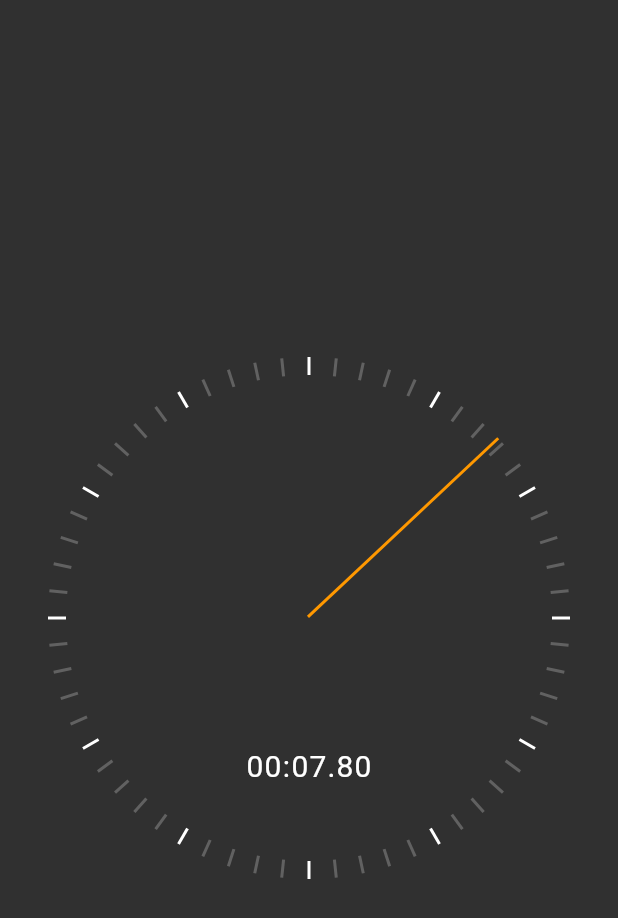
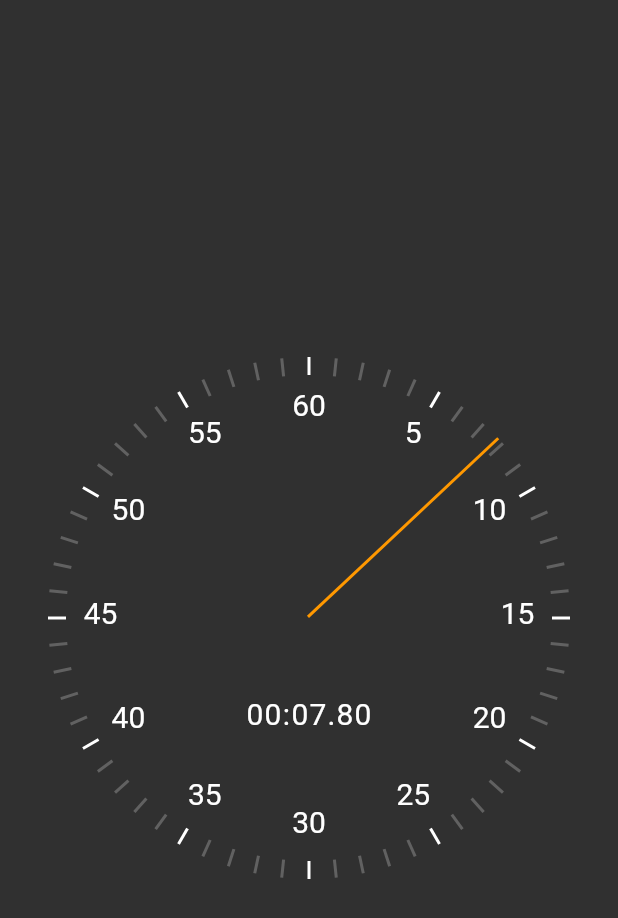
Before and after one commit to niloofaramerian/stopwatch, a Flutter app: the screen it shows after launch, on a phone screen of 412 x 824 dp. Shown: the top 918 px of the screen. Run offline on Flutter 3.47's test engine with Material 2 defaults, Android fonts, the phone set to English and light mode, and no system bars; our stand-ins replace get.

Commit message:
feat: add clock text markers

```diff
--- a/lib/presentation/widgets/clock_markers.dart
+++ b/lib/presentation/widgets/clock_markers.dart
@@ -31,3 +31,38 @@ class ClockMarkers extends StatelessWidget {
     );
   }
 }
+
+class ClockTextMarker extends StatelessWidget {
+  const ClockTextMarker({
+    super.key,
+    required this.value,
+    required this.maxValue,
+    required this.radius,
+  });
+
+  final int value, maxValue;
+  final double radius;
+
+  @override
+  Widget build(BuildContext context) {
+    const width = 40.0;
+    const height = 30.0;
+    return Transform(
+      alignment: Alignment.center,
+      transform: Matrix4.identity()
+        ..translate(-width / 2, -height / 2, 0.0)
+        ..rotateZ(pi + 2 * pi * (value / maxValue))
+        ..translate(0.0, radius - 35, 0.0)
+        ..rotateZ(pi - 2 * pi * (value / maxValue)),
+      child: SizedBox(
+        width: width,
+        height: height,
+        child: Text(
+          '$value',
+          style: const TextStyle(fontSize: 20),
+          textAlign: TextAlign.center,
+        ),
+      ),
+    );
+  }
+}
--- a/lib/presentation/widgets/stopwatch_renderer.dart
+++ b/lib/presentation/widgets/stopwatch_renderer.dart
@@ -20,6 +20,12 @@ class StopwatchRenderer extends StatelessWidget {
                 left: radius,
                 child: ClockMarkers(seconds: i, radius: radius),
               ),
+            for (var i = 5; i <= 60; i += 5)
+              Positioned(
+                top: radius,
+                left: radius,
+                child: ClockTextMarker(value: i, maxValue: 60, radius: radius),
+              ),
             Positioned(
               left: radius,
               top: radius,
@@ -28,7 +34,7 @@ class StopwatchRenderer extends StatelessWidget {
             Positioned(
               left: 0,
               right: 0,
-              top: radius * 1.5,
+              top: radius * 1.3,
               child: const ElapsedTimeText(),
             ),
           ],
```
